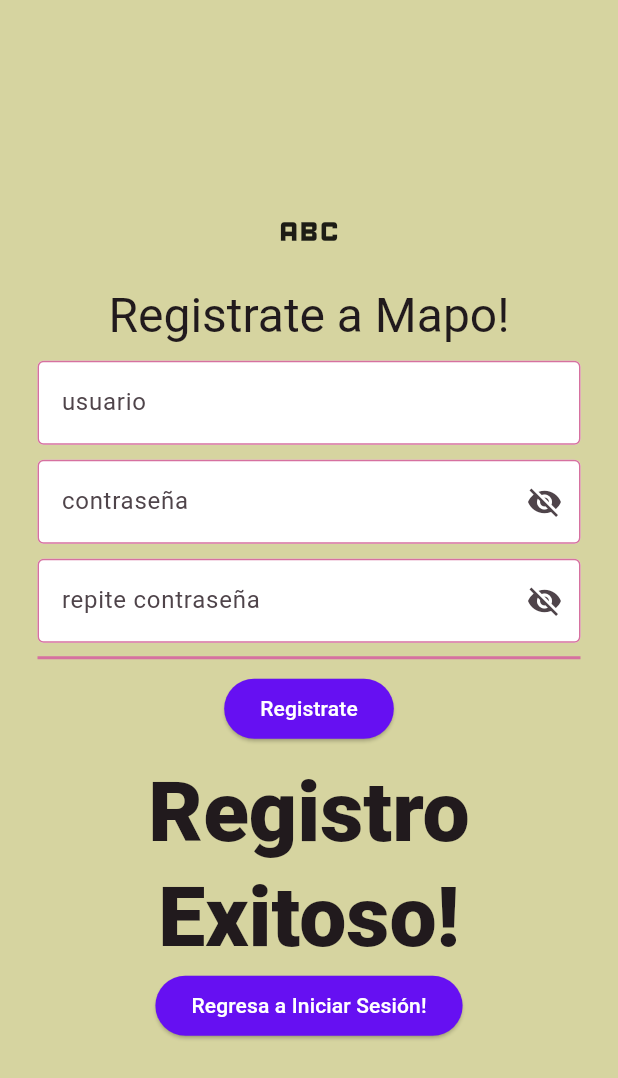
After one commit to RemiH06/Mapo, a Flutter app: the SignupPage screen opened directly, after a tap on "Registrate", on a phone screen of 412 x 824 dp. The commit adds this screen. Shown: the top 1078 px of the screen. Run offline on Flutter 3.47's test engine with Material 3 defaults, Android fonts, the phone set to English and light mode, and no system bars.

Commit message:
Esqueleto para la página de registro de usuarios a Mapo :)

```diff
--- a/mapo_flutter/lib/components/entry_boxes.dart
+++ b/mapo_flutter/lib/components/entry_boxes.dart
@@ -45,7 +45,7 @@ class _UserPassState extends State<UserPass> {
           fillColor: Colors.white,
           filled: true,
           hintText: widget.field_indicator,
-          suffixIcon: widget.field_indicator.toLowerCase().contains('contraseña')
+          suffixIcon: widget.field_indicator.toLowerCase().contains('ñ')
             ? IconButton(
               icon: Icon(
                 _obscure ? Icons.visibility_off : Icons.visibility,
--- a/mapo_flutter/lib/components/titles.dart
+++ b/mapo_flutter/lib/components/titles.dart
@@ -21,3 +21,23 @@ class MainTitles extends StatelessWidget {
     );
   }
 }
+
+class SecondaryTitles extends StatelessWidget {
+  final String text;
+  const SecondaryTitles({
+    super.key,
+    required this.text,
+  });
+
+  @override
+  Widget build(BuildContext context) {
+    return Padding(
+      padding: const EdgeInsets.symmetric(horizontal: 25),
+      child: Text(
+        text,
+        textAlign: TextAlign.center,
+        style: Theme.of(context).textTheme.headlineMedium,
+      ),
+    );
+  }
+}
--- a/mapo_flutter/lib/pages/login_page.dart
+++ b/mapo_flutter/lib/pages/login_page.dart
@@ -3,6 +3,7 @@ import 'package:mapo_flutter/components/titles.dart';
 import 'package:mapo_flutter/components/entry_boxes.dart';
 import 'dart:convert';
 import 'package:flutter/services.dart' show rootBundle;
+import 'package:mapo_flutter/pages/signup_page.dart';
 
 class LoginPage extends StatefulWidget {
   LoginPage({super.key});
@@ -61,7 +62,15 @@ class _LoginPageState extends State<LoginPage> {
         Divider(height: 20, thickness: 2, color: Theme.of(context).colorScheme.primary, indent: 25, endIndent: 25,),
         UserPass(controller: passController, field_indicator: 'contraseña', obscureText: true),
         const SizedBox(height: 20,),
-        ElevatedButton(onPressed: _checkLogin, child: const Icon(Icons.login)),
+        Row(mainAxisAlignment: MainAxisAlignment.center ,children: [
+          ElevatedButton(onPressed: _checkLogin, child: const Icon(Icons.login)),
+          const SizedBox(width: 10),
+          ElevatedButton(
+            onPressed: () {
+              Navigator.push(context, MaterialPageRoute(builder: (context) => SignupPage()));
+            },
+            child: const Text('No te has registrado? Hazlo Aquí!'))
+        ],),
         const SizedBox(height: 10),
         MainTitles(text: _message)
       ],),
--- /dev/null
+++ b/mapo_flutter/lib/pages/signup_page.dart
@@ -0,0 +1,58 @@
+import 'package:flutter/material.dart';
+import 'package:mapo_flutter/components/entry_boxes.dart';
+import 'package:mapo_flutter/components/titles.dart';
+
+class SignupPage extends StatefulWidget {
+  SignupPage({super.key});
+
+  @override
+  State<SignupPage> createState() => _SignupPageState();
+}
+
+class _SignupPageState extends State<SignupPage> {
+  final userController = TextEditingController();
+  final passController = TextEditingController();
+  final confirmController = TextEditingController();
+
+  String _message = '';
+
+  void confirm_password() {
+    String password = passController.text.trim();
+    String pswd_2 = confirmController.text.trim();
+
+    if (password == pswd_2) {
+      setState(() {
+        _message = 'Registro Exitoso!';
+      });
+    } else {
+      setState(() {
+        _message = 'Las contraseñas no coinciden :(';
+      });
+    }
+  }
+
+  @override
+  Widget build(BuildContext context) {
+    return Scaffold(
+      body: Column(mainAxisAlignment: MainAxisAlignment.center, children: [
+        Icon(Icons.abc, size: 50),
+        const SizedBox(height: 10),
+        Center(child: SecondaryTitles(text: 'Registrate a Mapo!')),
+        const SizedBox(height: 10),
+        UserPass(controller: userController, field_indicator: 'usuario', obscureText: false),
+        const SizedBox(height: 10),
+        UserPass(controller: passController, field_indicator: 'contraseña', obscureText: true),
+        const SizedBox(height: 10),
+        UserPass(controller: confirmController, field_indicator: 'repite contraseña', obscureText: true),
+        Divider(height: 20, thickness: 2, color: Theme.of(context).colorScheme.primary, indent: 25, endIndent: 25,),
+        ElevatedButton(onPressed: confirm_password, child: const Text('Registrate')),
+        const SizedBox(height: 10,),
+        MainTitles(text: _message),
+        ElevatedButton(onPressed: () {
+          Navigator.pop(context);
+        }, child: const Text('Regresa a Iniciar Sesión!'))
+
+      ],),
+    );
+  }
+}
```
